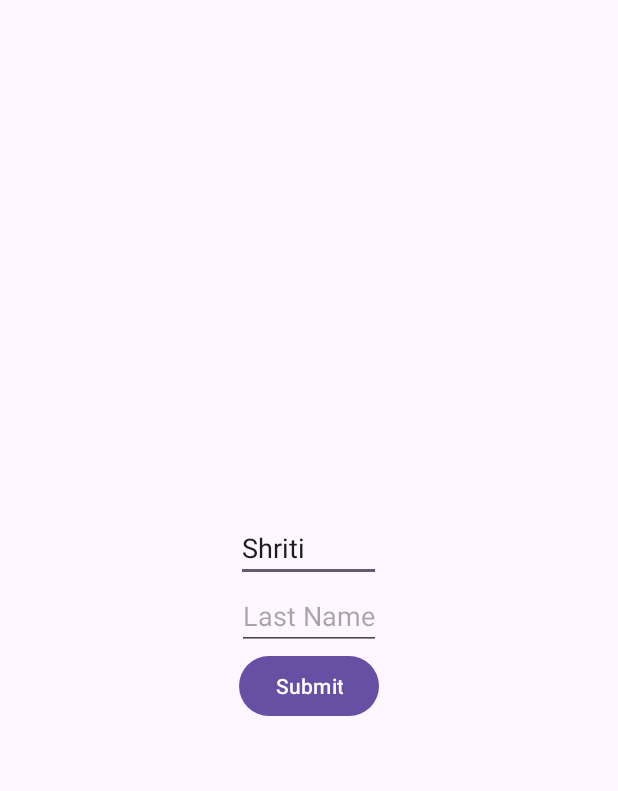
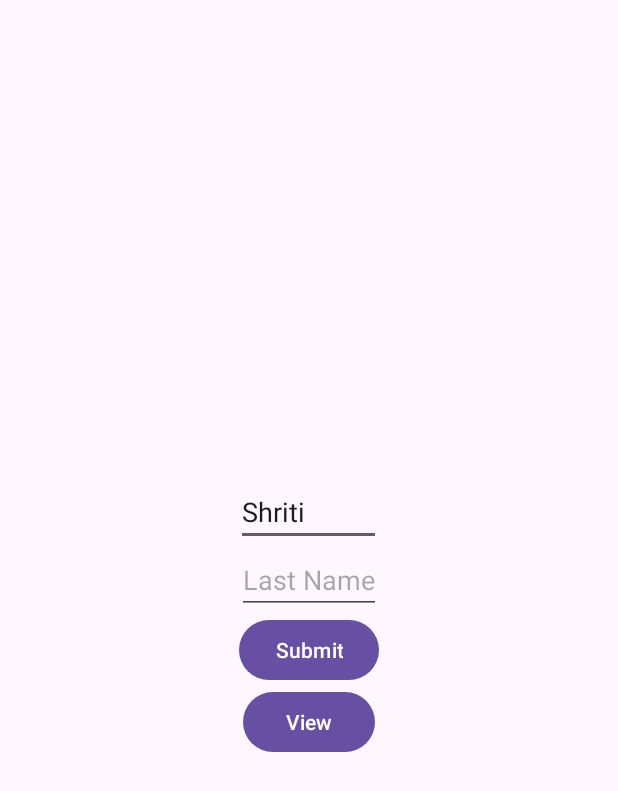
Before and after one commit to ShefaliK-ionic/AndroidAllSortsOfTest, an Android app: the screen it shows after launch (MainActivity), on a phone screen of 412 x 824 dp. Shown: the top 791 px of the screen. Run offline under Robolectric (Android 15) with nearby library versions, the phone set to English and light mode, and no system bars.

```diff
--- a/app/src/main/java/com/example/androidallsortsoftest/MainActivity.kt
+++ b/app/src/main/java/com/example/androidallsortsoftest/MainActivity.kt
@@ -17,6 +17,10 @@ class MainActivity : AppCompatActivity() {
          setContentView(R.layout.activity_main)
 
         var btn:Button=findViewById(R.id.btnSubmit)
+        var btnView:Button=findViewById(R.id.btnView)
+
+
+
         btn.setOnClickListener {
             startActivity(
                 Intent(
--- a/app/src/main/res/layout/activity_main.xml
+++ b/app/src/main/res/layout/activity_main.xml
@@ -50,4 +50,17 @@
         app:layout_constraintTop_toTopOf="parent" />
 
 
+    <Button
+        android:id="@+id/btnView"
+        android:layout_width="wrap_content"
+        android:layout_height="wrap_content"
+        android:text="View"
+        android:textColor="@color/white"
+        app:layout_constraintBottom_toBottomOf="parent"
+        app:layout_constraintEnd_toEndOf="parent"
+        app:layout_constraintStart_toStartOf="parent"
+        app:layout_constraintTop_toTopOf="parent" />
+
+
+
 </LinearLayout>
```
Also changed, not shown: 1 other file.
